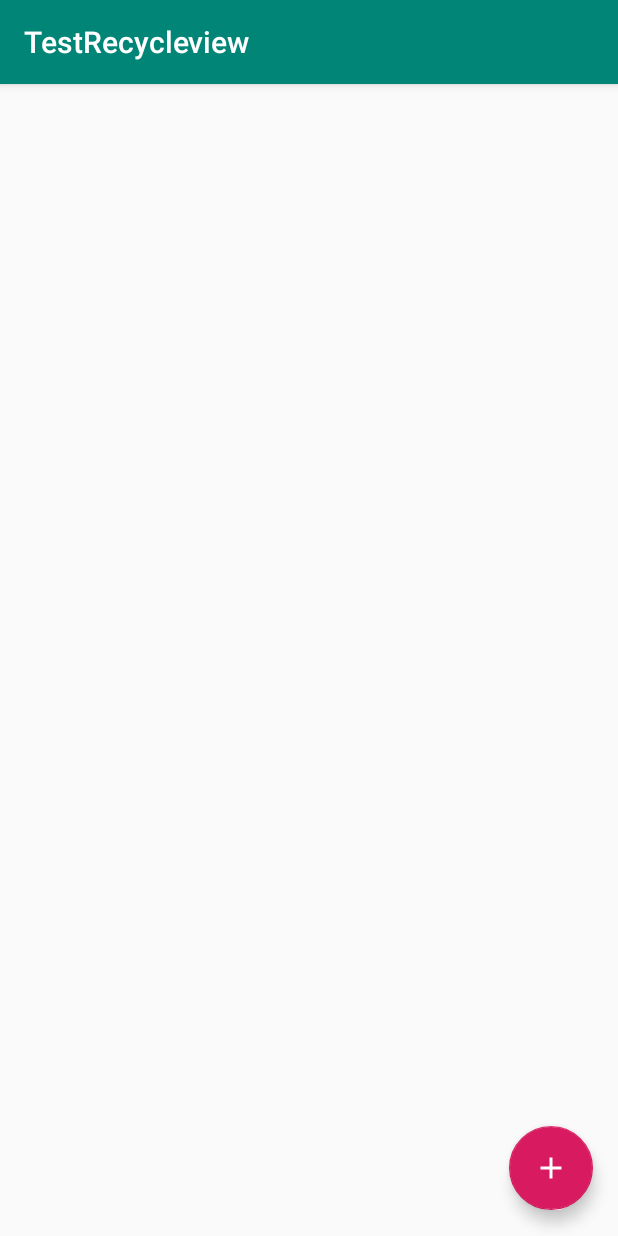
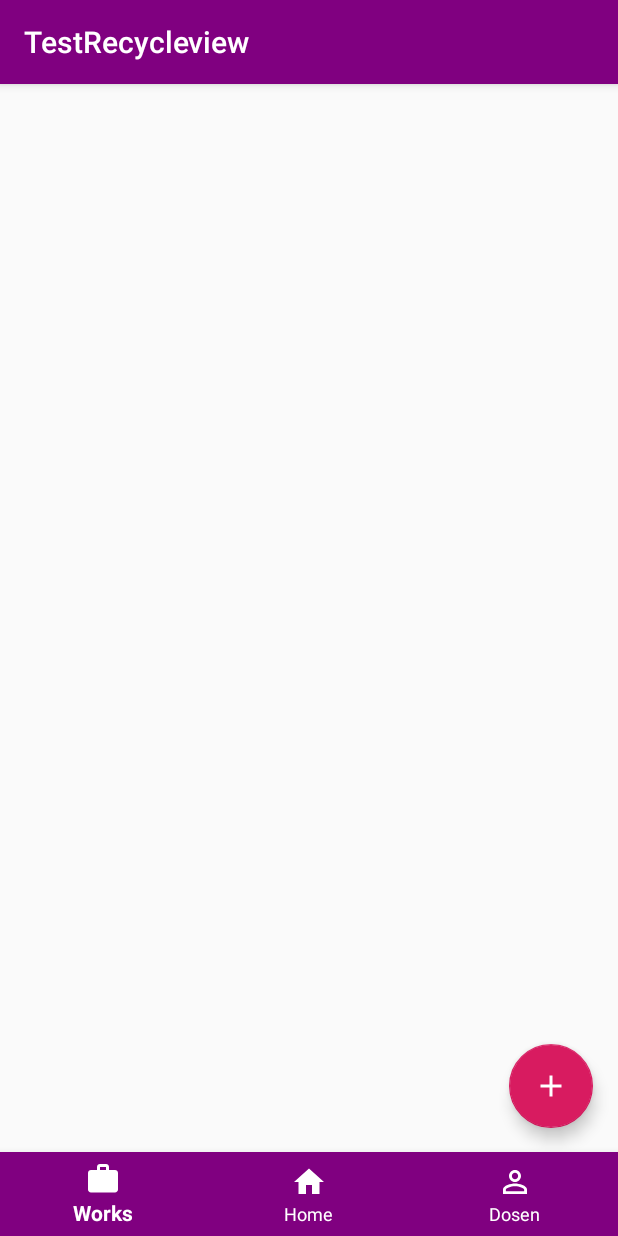
Before and after one commit to Ananda13th/TestRetrofit, an Android app: the screen it shows after launch (MainActivity), on a phone screen of 412 x 824 dp. Run offline under Robolectric (Android 15) with nearby library versions, the phone set to English and light mode, and no system bars; pictures from the network do not load; 1 statement that could not run was skipped.

Commit message:
Detail+Update Dosen

```diff
--- a/app/build.gradle
+++ b/app/build.gradle
@@ -44,5 +44,6 @@ dependencies {
     implementation fileTree(dir: 'libs', include: ['*.jar'])
     implementation 'com.android.support:design:28.0.0'
     implementation 'com.android.support:support-v4:28.0.0'
+    implementation "androidx.drawerlayout:drawerlayout:1.0.0"
 
 }
--- /dev/null
+++ b/app/src/main/res/drawable/ic_album.xml
@@ -0,0 +1,5 @@
+<vector android:height="24dp" android:tint="#FFFFFF"
+    android:viewportHeight="24.0" android:viewportWidth="24.0"
+    android:width="24dp" xmlns:android="http://schemas.android.com/apk/res/android">
+    <path android:fillColor="#FF000000" android:pathData="M12,2C6.48,2 2,6.48 2,12s4.48,10 10,10 10,-4.48 10,-10S17.52,2 12,2zM12,16.5c-2.49,0 -4.5,-2.01 -4.5,-4.5S9.51,7.5 12,7.5s4.5,2.01 4.5,4.5 -2.01,4.5 -4.5,4.5zM12,11c-0.55,0 -1,0.45 -1,1s0.45,1 1,1 1,-0.45 1,-1 -0.45,-1 -1,-1z"/>
+</vector>
--- /dev/null
+++ b/app/src/main/res/drawable/ic_home.xml
@@ -0,0 +1,5 @@
+<vector android:height="24dp" android:tint="#FFFFFF"
+    android:viewportHeight="24.0" android:viewportWidth="24.0"
+    android:width="24dp" xmlns:android="http://schemas.android.com/apk/res/android">
+    <path android:fillColor="#FF000000" android:pathData="M10,20v-6h4v6h5v-8h3L12,3 2,12h3v8z"/>
+</vector>
--- /dev/null
+++ b/app/src/main/res/drawable/ic_music_note.xml
@@ -0,0 +1,5 @@
+<vector android:height="24dp" android:tint="#FFFFFF"
+    android:viewportHeight="24.0" android:viewportWidth="24.0"
+    android:width="24dp" xmlns:android="http://schemas.android.com/apk/res/android">
+    <path android:fillColor="#FF000000" android:pathData="M12,3v10.55c-0.59,-0.34 -1.27,-0.55 -2,-0.55 -2.21,0 -4,1.79 -4,4s1.79,4 4,4 4,-1.79 4,-4V7h4V3h-6z"/>
+</vector>
--- /dev/null
+++ b/app/src/main/res/drawable/ic_person.xml
@@ -0,0 +1,5 @@
+<vector android:height="24dp" android:tint="#FFFFFF"
+    android:viewportHeight="24.0" android:viewportWidth="24.0"
+    android:width="24dp" xmlns:android="http://schemas.android.com/apk/res/android">
+    <path android:fillColor="#FF000000" android:pathData="M12,5.9c1.16,0 2.1,0.94 2.1,2.1s-0.94,2.1 -2.1,2.1S9.9,9.16 9.9,8s0.94,-2.1 2.1,-2.1m0,9c2.97,0 6.1,1.46 6.1,2.1v1.1L5.9,18.1L5.9,17c0,-0.64 3.13,-2.1 6.1,-2.1M12,4C9.79,4 8,5.79 8,8s1.79,4 4,4 4,-1.79 4,-4 -1.79,-4 -4,-4zM12,13c-2.67,0 -8,1.34 -8,4v3h16v-3c0,-2.66 -5.33,-4 -8,-4z"/>
+</vector>
--- /dev/null
+++ b/app/src/main/res/drawable/ic_work.xml
@@ -0,0 +1,5 @@
+<vector android:height="24dp" android:tint="#FFFFFF"
+    android:viewportHeight="24.0" android:viewportWidth="24.0"
+    android:width="24dp" xmlns:android="http://schemas.android.com/apk/res/android">
+    <path android:fillColor="#FF000000" android:pathData="M20,6h-4L16,4c0,-1.11 -0.89,-2 -2,-2h-4c-1.11,0 -2,0.89 -2,2v2L4,6c-1.11,0 -1.99,0.89 -1.99,2L2,19c0,1.11 0.89,2 2,2h16c1.11,0 2,-0.89 2,-2L22,8c0,-1.11 -0.89,-2 -2,-2zM14,6h-4L10,4h4v2z"/>
+</vector>
--- a/app/src/main/res/layout/activity_main.xml
+++ b/app/src/main/res/layout/activity_main.xml
@@ -27,6 +27,22 @@
         app:layout_constraintHorizontal_bias="0.954"
         app:layout_constraintStart_toStartOf="parent"
         app:layout_constraintTop_toTopOf="parent"
-        app:layout_constraintVertical_bias="0.976" />
+        app:layout_constraintVertical_bias="0.899" />
+
+    <com.google.android.material.bottomnavigation.BottomNavigationView
+            android:id="@+id/navigationView"
+            android:layout_width="0dp"
+            android:layout_height="wrap_content"
+            android:layout_marginEnd="0dp"
+            android:layout_marginStart="0dp"
+            android:background="?android:attr/windowBackground"
+            app:layout_constraintBottom_toBottomOf="parent"
+            app:layout_constraintLeft_toLeftOf="parent"
+            app:layout_constraintRight_toRightOf="parent"
+            app:itemBackground="@color/colorPrimary"
+            app:itemIconTint="@color/white"
+            app:itemTextColor="@color/white"
+            app:menu="@menu/navigation"/>
+
 
 </androidx.constraintlayout.widget.ConstraintLayout>
--- /dev/null
+++ b/app/src/main/res/menu/navigation.xml
@@ -0,0 +1,18 @@
+<?xml version="1.0" encoding="utf-8"?>
+<menu xmlns:android="http://schemas.android.com/apk/res/android">
+    <item
+        android:id="@+id/navigation_works"
+        android:icon="@drawable/ic_work"
+        android:title="Works"/>
+
+    <item
+        android:id="@+id/navigation_home"
+        android:icon="@drawable/ic_home"
+        android:title="Home"/>
+
+    <item
+        android:id="@+id/navigation_artists"
+        android:icon="@drawable/ic_person"
+        android:title="Dosen"/>
+
+</menu>
--- a/app/src/main/res/values/colors.xml
+++ b/app/src/main/res/values/colors.xml
@@ -1,6 +1,9 @@
 <?xml version="1.0" encoding="utf-8"?>
 <resources>
-    <color name="colorPrimary">#008577</color>
-    <color name="colorPrimaryDark">#00574B</color>
+    <color name="colorPrimary">#800080</color>
+    <color name="colorPrimaryDark">#800080</color>
     <color name="colorAccent">#D81B60</color>
+    <color name="white">#FFF</color>
+
+
 </resources>
```
Also changed, not shown: app/src/main/java/example/com/testrecycleview/MainActivity.java (+22 -0 lines).
